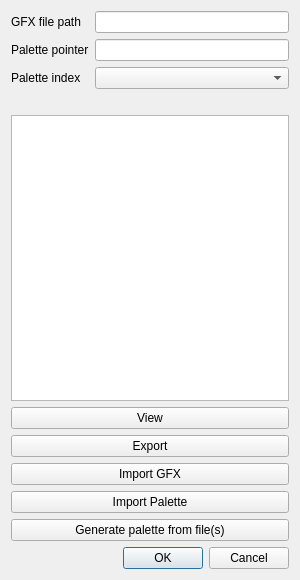
Qt form dsvedit/gfx_editor.ui (LagoLunatic/DSVEdit) before a commit.
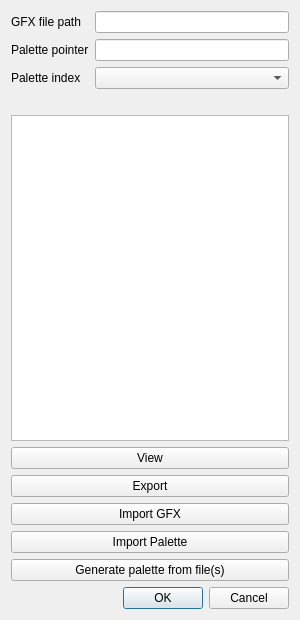
The same form after that commit.

Commit message: Gfx editor: Support double canvas width

```diff
--- a/dsvedit/gfx_editor.ui
+++ b/dsvedit/gfx_editor.ui
@@ -7,7 +7,7 @@
     <x>0</x>
     <y>0</y>
     <width>300</width>
-    <height>580</height>
+    <height>620</height>
    </rect>
   </property>
   <property name="windowTitle">
```
The commit also changes 2 other files.
